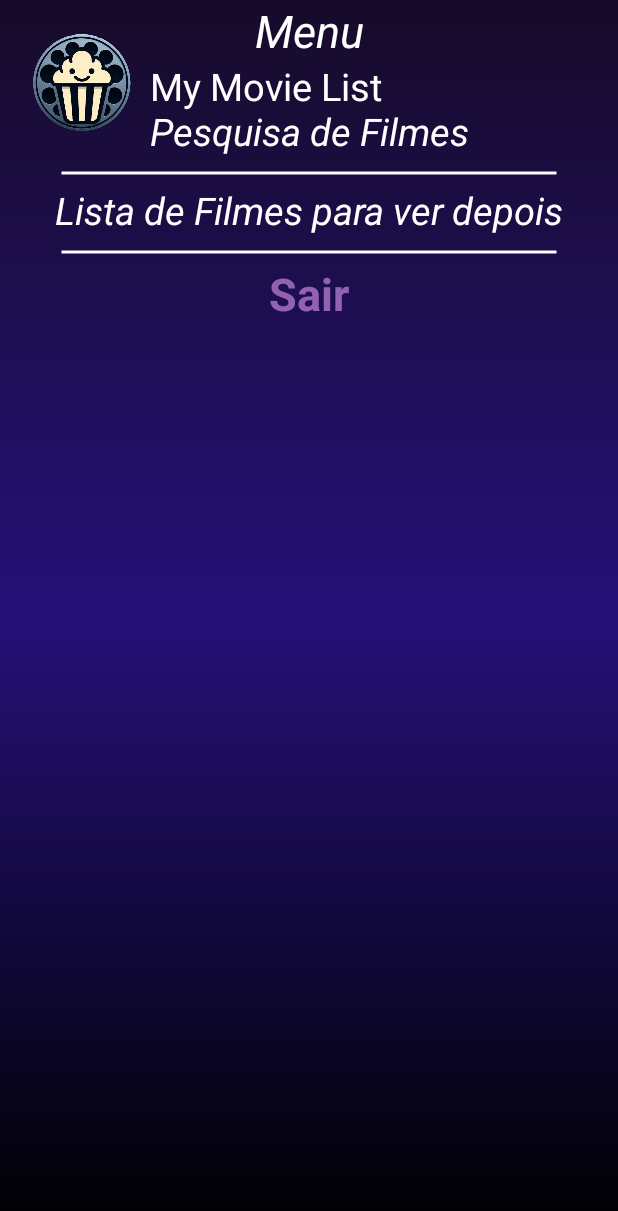
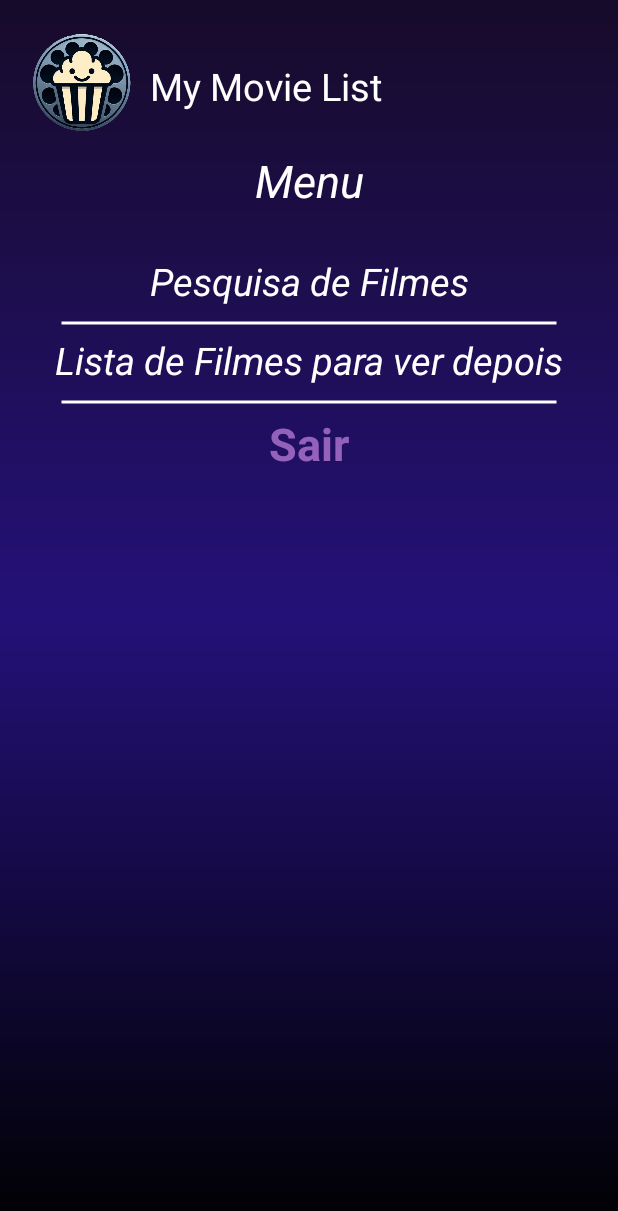
Before and after one commit to ThiagoDCar/movies_mobile, an Android app: the MovieMenu screen opened directly, with no data from a screen before it, on a phone screen of 412 x 824 dp. Shown: the top 1211 px of the screen. Run offline under Robolectric (Android 15) with nearby library versions, the phone set to English and light mode, and no system bars.

Commit message:
Quase lá 33

```diff
--- a/movies/app/src/main/java/com/example/mymovielist/MovieMenu.kt
+++ b/movies/app/src/main/java/com/example/mymovielist/MovieMenu.kt
@@ -41,17 +41,17 @@ class MovieMenu : AppCompatActivity() {
             telaListaFilmes()
         }
 
-        view.Pesq.setOnClickListener{
+        view.sair.setOnClickListener{
             Sair()
         }
     }
 
     private fun telaMovieSearch() {
-        startActivity(Intent(this, MovieMenu::class.java).apply { putExtra("userId", userId.toString()) })
+        startActivity(Intent(this, MovieSearch::class.java).apply { putExtra("userId", userId.toString()) })
     }
 
     private fun telaListaFilmes() {
-        //startActivity(Intent(this, ListaFilmes::class.java).apply { putExtra("userId", userId.toString() })
+        startActivity(Intent(this, ListaFilmes::class.java).apply { putExtra("userId", userId.toString()) })
     }
 
     private fun Sair() {
--- a/movies/app/src/main/java/com/example/mymovielist/MovieSearch.kt
+++ b/movies/app/src/main/java/com/example/mymovielist/MovieSearch.kt
@@ -108,7 +108,7 @@ class MovieSearch : AppCompatActivity() {
                 val resultado = response.body()
                 resultado?.let {
                     if (it.results.isNotEmpty()) {
-                        return@withContext it.results[1]
+                        return@withContext it.results[0]
                     }
                 }
             }
--- a/movies/app/src/main/res/layout/activity_movie_menu.xml
+++ b/movies/app/src/main/res/layout/activity_movie_menu.xml
@@ -37,7 +37,6 @@
             app:layout_constraintTop_toTopOf="parent" />
 
         <TextView
-            android:id="@+id/Pesq"
             android:layout_width="wrap_content"
             android:layout_height="wrap_content"
             android:text="Menu"
@@ -55,7 +54,7 @@
             app:layout_constraintEnd_toEndOf="parent"
             app:layout_constraintHorizontal_bias="0.473"
             app:layout_constraintStart_toStartOf="parent"
-            tools:layout_editor_absoluteY="130dp" />
+            app:layout_constraintTop_toBottomOf="@+id/logo" />
 
         <TextView
             android:id="@+id/Pesq"
```
